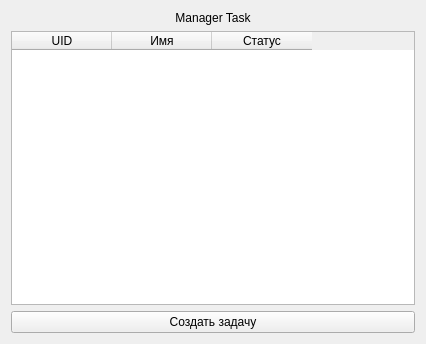
Qt form plugins/src/ManagerTask/uis/main.ui (SnayperTihCreator/OverayPlugins) before a commit.
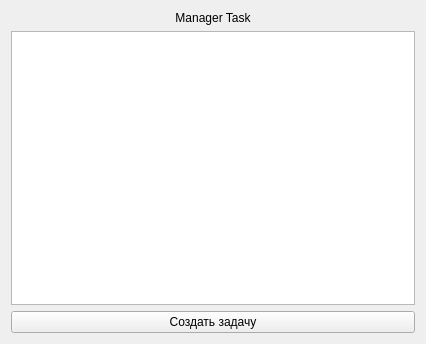
The same form after that commit.

```diff
--- a/plugins/src/ManagerTask/uis/main.ui
+++ b/plugins/src/ManagerTask/uis/main.ui
@@ -22,6 +22,11 @@
     <height>300</height>
    </size>
   </property>
+  <property name="font">
+   <font>
+    <family>Segoe UI</family>
+   </font>
+  </property>
   <property name="windowTitle">
    <string>ManagerTask</string>
   </property>
@@ -39,29 +44,7 @@
    <item>
     <layout class="QHBoxLayout" name="horizontalLayout_2">
      <item>
-      <widget class="QTableWidget" name="tableWidget">
-       <property name="minimumSize">
-        <size>
-         <width>0</width>
-         <height>0</height>
-        </size>
-       </property>
-       <column>
-        <property name="text">
-         <string>UID</string>
-        </property>
-       </column>
-       <column>
-        <property name="text">
-         <string>Имя</string>
-        </property>
-       </column>
-       <column>
-        <property name="text">
-         <string>Статус</string>
-        </property>
-       </column>
-      </widget>
+      <widget class="QListView" name="listView"/>
      </item>
     </layout>
    </item>
```
Left out of the diff: 2 changed lines with no effect on the pictures.
